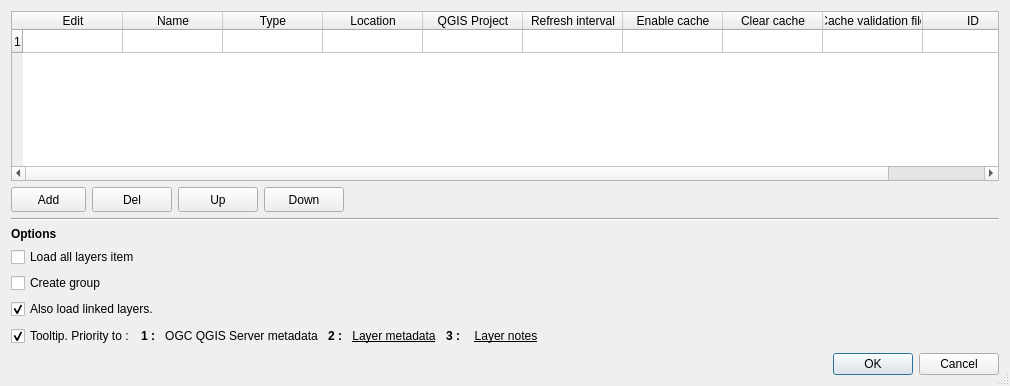
First picture: the form in menu_from_project/ui/conf_dialog.ui, repository aeag/MenuFromProject-Qgis-Plugin, before the edit.
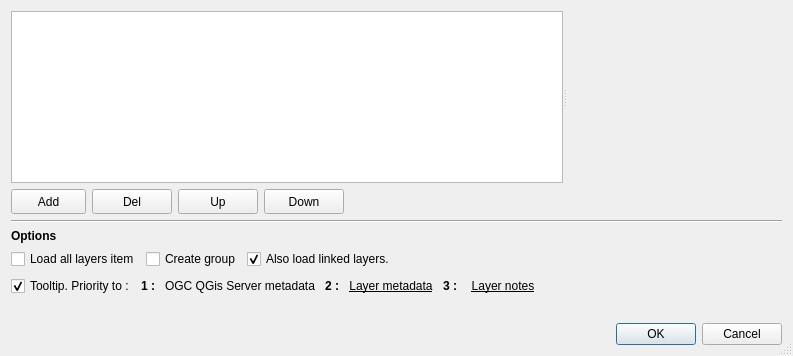
Second picture: the form after the edit. Icons and pictures are not drawn. Custom widgets are drawn as their Qt base class.

Commit message: feat(ui): refactor config widget

```diff
--- a/menu_from_project/ui/conf_dialog.ui
+++ b/menu_from_project/ui/conf_dialog.ui
@@ -9,8 +9,8 @@
    <rect>
     <x>0</x>
     <y>0</y>
-    <width>1010</width>
-    <height>386</height>
+    <width>793</width>
+    <height>356</height>
    </rect>
   </property>
   <property name="sizePolicy">
@@ -44,263 +44,29 @@
   <property name="modal">
    <bool>true</bool>
   </property>
-  <layout class="QVBoxLayout" name="verticalLayout_2">
-   <item>
-    <layout class="QVBoxLayout" name="verticalLayout">
-     <property name="sizeConstraint">
-      <enum>QLayout::SetDefaultConstraint</enum>
-     </property>
-     <item>
-      <widget class="QTableWidget" name="tableWidget">
+  <layout class="QGridLayout" name="gridLayout">
+   <item row="3" column="0">
+    <layout class="QGridLayout" name="gridLayout_2">
+     <item row="2" column="0">
+      <widget class="QCheckBox" name="cbxLoadAll">
        <property name="sizePolicy">
-        <sizepolicy hsizetype="Expanding" vsizetype="Expanding">
+        <sizepolicy hsizetype="Fixed" vsizetype="Fixed">
          <horstretch>0</horstretch>
          <verstretch>0</verstretch>
         </sizepolicy>
        </property>
-       <property name="minimumSize">
-        <size>
-         <width>0</width>
-         <height>100</height>
-        </size>
+       <property name="text">
+        <string>Load all layers item</string>
        </property>
-       <property name="autoFillBackground">
-        <bool>true</bool>
-       </property>
-       <property name="sizeAdjustPolicy">
-        <enum>QAbstractScrollArea::AdjustToContents</enum>
-       </property>
-       <property name="dragEnabled">
+       <property name="tristate">
         <bool>false</bool>
        </property>
-       <property name="dragDropMode">
-        <enum>QAbstractItemView::NoDragDrop</enum>
-       </property>
-       <property name="defaultDropAction">
-        <enum>Qt::IgnoreAction</enum>
-       </property>
-       <property name="alternatingRowColors">
-        <bool>true</bool>
-       </property>
-       <property name="selectionMode">
-        <enum>QAbstractItemView::SingleSelection</enum>
-       </property>
-       <property name="selectionBehavior">
-        <enum>QAbstractItemView::SelectRows</enum>
-       </property>
-       <property name="textElideMode">
-        <enum>Qt::ElideNone</enum>
-       </property>
-       <property name="sortingEnabled">
-        <bool>false</bool>
-       </property>
-       <property name="rowCount">
-        <number>1</number>
-       </property>
-       <property name="columnCount">
-        <number>10</number>
-       </property>
-       <attribute name="horizontalHeaderVisible">
-        <bool>true</bool>
-       </attribute>
-       <attribute name="horizontalHeaderCascadingSectionResizes">
-        <bool>false</bool>
-       </attribute>
-       <attribute name="horizontalHeaderHighlightSections">
-        <bool>true</bool>
-       </attribute>
-       <attribute name="horizontalHeaderStretchLastSection">
-        <bool>true</bool>
-       </attribute>
-       <attribute name="verticalHeaderVisible">
-        <bool>true</bool>
-       </attribute>
-       <attribute name="verticalHeaderDefaultSectionSize">
-        <number>23</number>
-       </attribute>
-       <attribute name="verticalHeaderStretchLastSection">
-        <bool>false</bool>
-       </attribute>
-       <row/>
-       <column>
-        <property name="text">
-         <string>Edit</string>
-        </property>
-       </column>
-       <column>
-        <property name="text">
-         <string>Name</string>
-        </property>
-       </column>
-       <column>
-        <property name="text">
-         <string>Type</string>
-        </property>
-       </column>
-       <column>
-        <property name="text">
-         <string>Location</string>
-        </property>
-       </column>
-       <column>
-        <property name="text">
-         <string>QGIS Project</string>
-        </property>
-       </column>
-       <column>
-        <property name="text">
-         <string>Refresh interval</string>
-        </property>
-       </column>
-       <column>
-        <property name="text">
-         <string>Enable cache</string>
-        </property>
-       </column>
-       <column>
-        <property name="text">
-         <string>Clear cache</string>
-        </property>
-       </column>
-       <column>
-        <property name="text">
-         <string>Cache validation file</string>
-        </property>
-       </column>
-       <column>
-        <property name="text">
-         <string>ID</string>
-        </property>
-       </column>
       </widget>
      </item>
-    </layout>
-   </item>
-   <item>
-    <layout class="QHBoxLayout" name="horizontalLayout" stretch="0,0,0,0,0">
-     <property name="spacing">
-      <number>6</number>
-     </property>
-     <property name="sizeConstraint">
-      <enum>QLayout::SetDefaultConstraint</enum>
-     </property>
-     <property name="leftMargin">
-      <number>0</number>
-     </property>
-     <item>
-      <widget class="QToolButton" name="btnAdd">
-       <property name="minimumSize">
-        <size>
-         <width>75</width>
-         <height>25</height>
-        </size>
-       </property>
-       <property name="focusPolicy">
-        <enum>Qt::WheelFocus</enum>
-       </property>
-       <property name="toolTip">
-        <string>Add new project</string>
-       </property>
-       <property name="text">
-        <string>Add</string>
-       </property>
-       <property name="popupMode">
-        <enum>QToolButton::InstantPopup</enum>
-       </property>
-       <property name="arrowType">
-        <enum>Qt::NoArrow</enum>
-       </property>
-      </widget>
-     </item>
-     <item>
-      <widget class="QPushButton" name="btnDelete">
-       <property name="minimumSize">
-        <size>
-         <width>40</width>
-         <height>25</height>
-        </size>
-       </property>
-       <property name="toolTip">
-        <string>Delete selected</string>
-       </property>
-       <property name="text">
-        <string>Del</string>
-       </property>
-      </widget>
-     </item>
-     <item>
-      <widget class="QPushButton" name="btnUp">
-       <property name="minimumSize">
-        <size>
-         <width>50</width>
-         <height>25</height>
-        </size>
-       </property>
-       <property name="maximumSize">
-        <size>
-         <width>16777215</width>
-         <height>25</height>
-        </size>
-       </property>
-       <property name="toolTip">
-        <string>Move up selected project</string>
-       </property>
-       <property name="text">
-        <string>Up</string>
-       </property>
-      </widget>
-     </item>
-     <item>
-      <widget class="QPushButton" name="btnDown">
-       <property name="minimumSize">
-        <size>
-         <width>50</width>
-         <height>25</height>
-        </size>
-       </property>
-       <property name="maximumSize">
-        <size>
-         <width>16777215</width>
-         <height>25</height>
-        </size>
-       </property>
-       <property name="toolTip">
-        <string>Move down selected project</string>
-       </property>
-       <property name="text">
-        <string>Down</string>
-       </property>
-      </widget>
-     </item>
-     <item>
-      <spacer name="horizontalSpacer">
-       <property name="orientation">
-        <enum>Qt::Horizontal</enum>
-       </property>
-       <property name="sizeHint" stdset="0">
-        <size>
-         <width>40</width>
-         <height>20</height>
-        </size>
-       </property>
-      </spacer>
-     </item>
-    </layout>
-   </item>
-   <item>
-    <widget class="Line" name="line">
-     <property name="orientation">
-      <enum>Qt::Horizontal</enum>
-     </property>
-    </widget>
-   </item>
-   <item>
-    <layout class="QFormLayout" name="formLayout">
      <item row="0" column="0">
       <widget class="QLabel" name="lblSettings">
        <property name="font">
         <font>
-         <weight>75</weight>
          <bold>true</bold>
         </font>
        </property>
@@ -312,59 +78,7 @@
        </property>
       </widget>
      </item>
-     <item row="1" column="0">
-      <widget class="QCheckBox" name="cbxLoadAll">
-       <property name="text">
-        <string>Load all layers item</string>
-       </property>
-       <property name="tristate">
-        <bool>false</bool>
-       </property>
-      </widget>
-     </item>
-     <item row="1" column="1">
-      <spacer name="horizontalSpacer_3">
-       <property name="orientation">
-        <enum>Qt::Horizontal</enum>
-       </property>
-       <property name="sizeType">
-        <enum>QSizePolicy::Maximum</enum>
-       </property>
-       <property name="sizeHint" stdset="0">
-        <size>
-         <width>40</width>
-         <height>20</height>
-        </size>
-       </property>
-      </spacer>
-     </item>
-     <item row="3" column="0">
-      <widget class="QCheckBox" name="cbxCreateGroup">
-       <property name="text">
-        <string>Create group</string>
-       </property>
-       <property name="checked">
-        <bool>false</bool>
-       </property>
-       <property name="tristate">
-        <bool>false</bool>
-       </property>
-      </widget>
-     </item>
-     <item row="3" column="1">
-      <spacer name="horizontalSpacer_2">
-       <property name="orientation">
-        <enum>Qt::Horizontal</enum>
-       </property>
-       <property name="sizeHint" stdset="0">
-        <size>
-         <width>40</width>
-         <height>20</height>
-        </size>
-       </property>
-      </spacer>
-     </item>
-     <item row="4" column="0">
+     <item row="2" column="2">
       <widget class="QCheckBox" name="cbxOpenLinks">
        <property name="toolTip">
         <string>Opens with layer, layers linked by 'relations' or joins.</string>
@@ -377,9 +91,28 @@
        </property>
       </widget>
      </item>
+     <item row="2" column="1">
+      <widget class="QCheckBox" name="cbxCreateGroup">
+       <property name="sizePolicy">
+        <sizepolicy hsizetype="Fixed" vsizetype="Fixed">
+         <horstretch>0</horstretch>
+         <verstretch>0</verstretch>
+        </sizepolicy>
+       </property>
+       <property name="text">
+        <string>Create group</string>
+       </property>
+       <property name="checked">
+        <bool>false</bool>
+       </property>
+       <property name="tristate">
+        <bool>false</bool>
+       </property>
+      </widget>
+     </item>
     </layout>
    </item>
-   <item>
+   <item row="5" column="0">
     <layout class="QHBoxLayout" name="horizontalLayout_5">
      <item>
       <widget class="QCheckBox" name="cbxShowTooltip">
@@ -401,7 +134,6 @@
       <widget class="QLabel" name="label">
        <property name="font">
         <font>
-         <weight>75</weight>
          <bold>true</bold>
         </font>
        </property>
@@ -413,7 +145,7 @@
      <item>
       <widget class="QPushButton" name="mdSource1">
        <property name="text">
-        <string>OGC QGIS Server metadata</string>
+        <string>OGC QGis Server metadata</string>
        </property>
        <property name="checkable">
         <bool>false</bool>
@@ -433,7 +165,6 @@
       <widget class="QLabel" name="label_2">
        <property name="font">
         <font>
-         <weight>75</weight>
          <bold>true</bold>
         </font>
        </property>
@@ -461,7 +192,6 @@
       <widget class="QLabel" name="label_3">
        <property name="font">
         <font>
-         <weight>75</weight>
          <bold>true</bold>
         </font>
        </property>
@@ -500,7 +230,7 @@
      </item>
     </layout>
    </item>
-   <item>
+   <item row="7" column="0">
     <widget class="QDialogButtonBox" name="buttonBox">
      <property name="orientation">
       <enum>Qt::Horizontal</enum>
@@ -510,8 +240,163 @@
      </property>
     </widget>
    </item>
+   <item row="0" column="0">
+    <widget class="QSplitter" name="splitter">
+     <property name="orientation">
+      <enum>Qt::Horizontal</enum>
+     </property>
+     <widget class="QTableView" name="projectTableView">
+      <property name="selectionMode">
+       <enum>QAbstractItemView::SingleSelection</enum>
+      </property>
+      <property name="selectionBehavior">
+       <enum>QAbstractItemView::SelectRows</enum>
+      </property>
+     </widget>
+     <widget class="ProjectWidget" name="projectWidget" native="true"/>
+    </widget>
+   </item>
+   <item row="2" column="0">
+    <widget class="Line" name="line">
+     <property name="orientation">
+      <enum>Qt::Horizontal</enum>
+     </property>
+    </widget>
+   </item>
+   <item row="1" column="0">
+    <layout class="QHBoxLayout" name="horizontalLayout" stretch="0,0,0,0,0">
+     <property name="spacing">
+      <number>6</number>
+     </property>
+     <property name="sizeConstraint">
+      <enum>QLayout::SetDefaultConstraint</enum>
+     </property>
+     <property name="leftMargin">
+      <number>0</number>
+     </property>
+     <item>
+      <widget class="QToolButton" name="btnAdd">
+       <property name="minimumSize">
+        <size>
+         <width>75</width>
+         <height>25</height>
+        </size>
+       </property>
+       <property name="focusPolicy">
+        <enum>Qt::WheelFocus</enum>
+       </property>
+       <property name="toolTip">
+        <string>Add new project</string>
+       </property>
+       <property name="text">
+        <string>Add</string>
+       </property>
+       <property name="popupMode">
+        <enum>QToolButton::InstantPopup</enum>
+       </property>
+       <property name="arrowType">
+        <enum>Qt::NoArrow</enum>
+       </property>
+      </widget>
+     </item>
+     <item>
+      <widget class="QPushButton" name="btnDelete">
+       <property name="minimumSize">
+        <size>
+         <width>40</width>
+         <height>25</height>
+        </size>
+       </property>
+       <property name="toolTip">
+        <string>Delete selected</string>
+       </property>
+       <property name="text">
+        <string>Del</string>
+       </property>
+      </widget>
+     </item>
+     <item>
+      <widget class="QPushButton" name="btnUp">
+       <property name="minimumSize">
+        <size>
+         <width>50</width>
+         <height>25</height>
+        </size>
+       </property>
+       <property name="maximumSize">
+        <size>
+         <width>16777215</width>
+         <height>25</height>
+        </size>
+       </property>
+       <property name="toolTip">
+        <string>Move up selected project</string>
+       </property>
+       <property name="text">
+        <string>Up</string>
+       </property>
+      </widget>
+     </item>
+     <item>
+      <widget class="QPushButton" name="btnDown">
+       <property name="minimumSize">
+        <size>
+         <width>50</width>
+         <height>25</height>
+        </size>
+       </property>
+       <property name="maximumSize">
+        <size>
+         <width>16777215</width>
+         <height>25</height>
+        </size>
+       </property>
+       <property name="toolTip">
+        <string>Move down selected project</string>
+       </property>
+       <property name="text">
+        <string>Down</string>
+       </property>
+      </widget>
+     </item>
+     <item>
+      <spacer name="horizontalSpacer">
+       <property name="orientation">
+        <enum>Qt::Horizontal</enum>
+       </property>
+       <property name="sizeHint" stdset="0">
+        <size>
+         <width>40</width>
+         <height>20</height>
+        </size>
+       </property>
+      </spacer>
+     </item>
+    </layout>
+   </item>
+   <item row="6" column="0">
+    <spacer name="verticalSpacer">
+     <property name="orientation">
+      <enum>Qt::Vertical</enum>
+     </property>
+     <property name="sizeHint" stdset="0">
+      <size>
+       <width>20</width>
+       <height>40</height>
+      </size>
+     </property>
+    </spacer>
+   </item>
   </layout>
  </widget>
+ <customwidgets>
+  <customwidget>
+   <class>ProjectWidget</class>
+   <extends>QWidget</extends>
+   <header>menu_from_project.ui.project_widget</header>
+   <container>1</container>
+  </customwidget>
+ </customwidgets>
  <tabstops>
   <tabstop>tableWidget</tabstop>
   <tabstop>btnAdd</tabstop>
```
Left out of the diff: 3 changed lines with no effect on the pictures. The commit also changes 2 other files.
